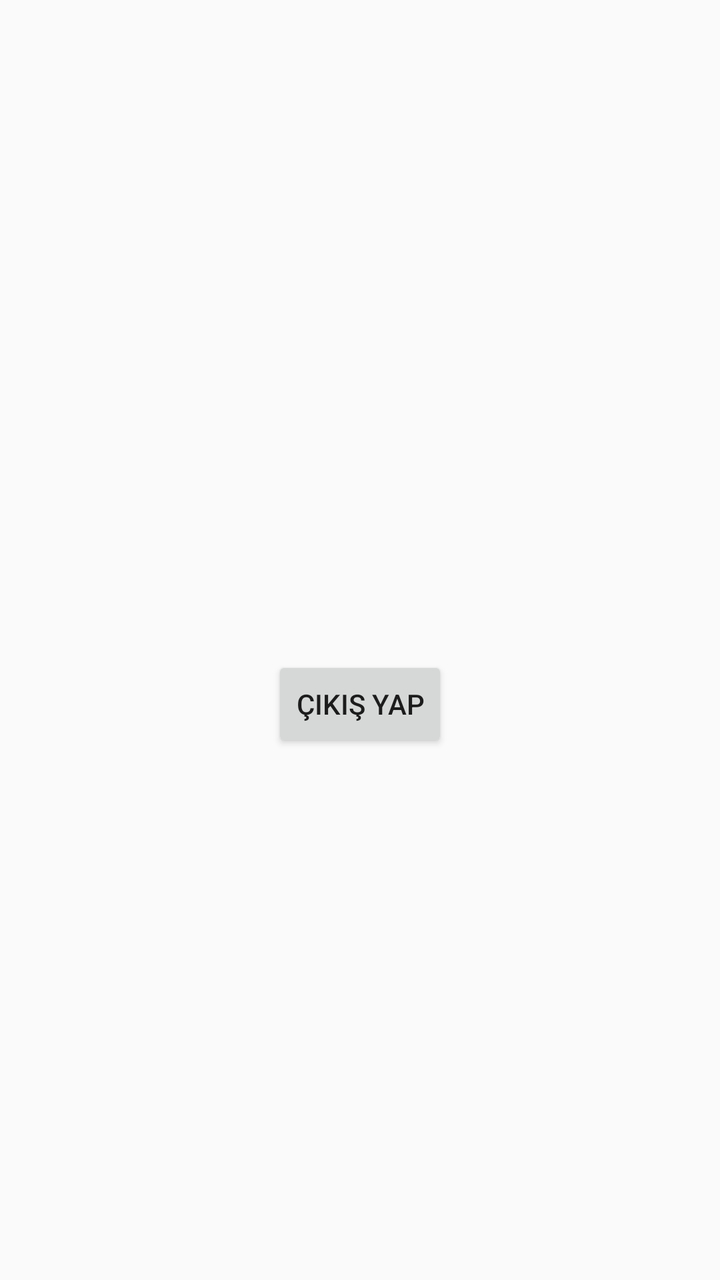
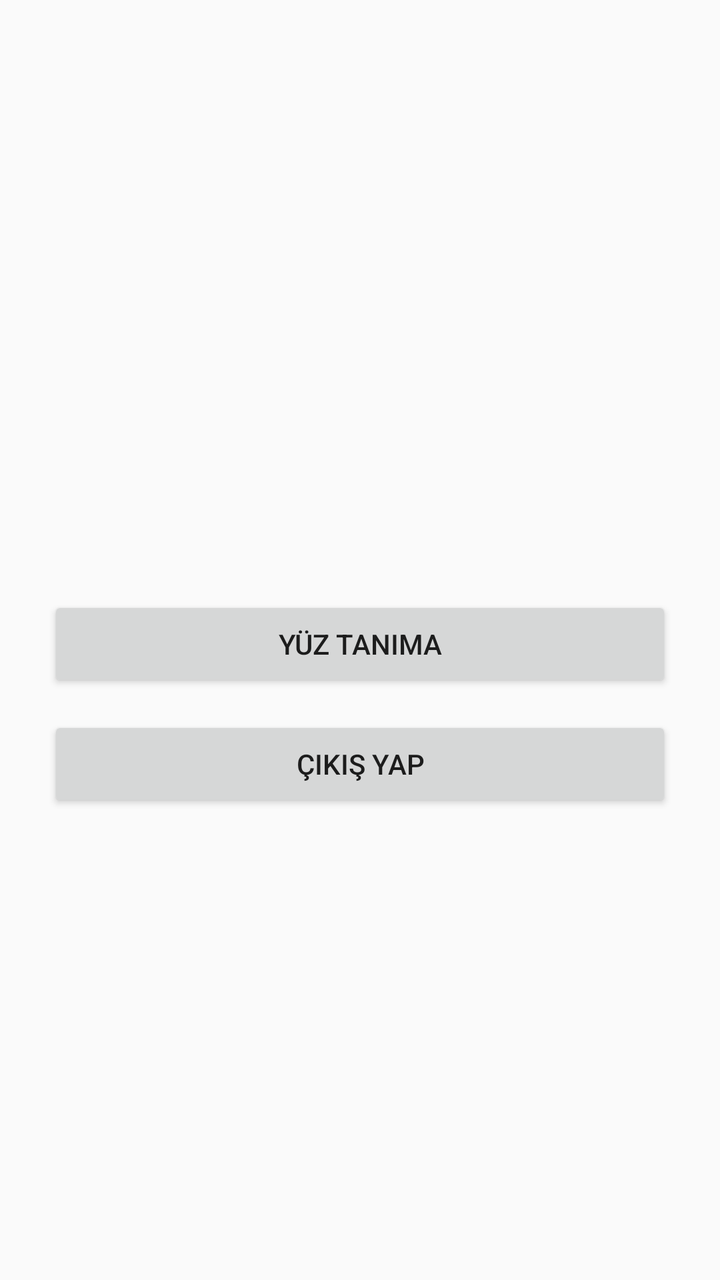

Before-and-after screenshots of an Android layout around one commit, followed by the original layout XML and the change that was made.
<!-- AndroidManifest.xml: application theme Theme.FaceLogin -->
<!-- res/layout/activity_home.xml -->
<?xml version="1.0" encoding="utf-8"?>
<LinearLayout xmlns:android="http://schemas.android.com/apk/res/android"
    android:layout_width="match_parent"
    android:layout_height="match_parent"
    android:gravity="center"
    android:orientation="vertical"
    android:padding="24dp">

    <TextView
        android:id="@+id/tvWelcome"
        android:layout_width="wrap_content"
        android:layout_height="wrap_content"
        android:gravity="center"
        android:textSize="24sp" />

    <Button
        android:id="@+id/btnLogout"
        android:layout_width="wrap_content"
        android:layout_height="wrap_content"
        android:layout_marginTop="32dp"
        android:text="Çıkış Yap" />

</LinearLayout>
<!-- resources referenced by this layout -->
<resources>
  <style name="Theme.FaceLogin" parent="Theme.AppCompat.Light.NoActionBar" />
</resources>

<!-- the commit's change to res/layout/activity_home.xml (unified diff, before → after) -->
@@ -14,10 +14,17 @@
         android:textSize="24sp" />
 
     <Button
-        android:id="@+id/btnLogout"
-        android:layout_width="wrap_content"
+        android:id="@+id/btnScanFace"
+        android:layout_width="match_parent"
         android:layout_height="wrap_content"
         android:layout_marginTop="32dp"
+        android:text="Yüz Tanıma" />
+
+    <Button
+        android:id="@+id/btnLogout"
+        android:layout_width="match_parent"
+        android:layout_height="wrap_content"
+        android:layout_marginTop="12dp"
         android:text="Çıkış Yap" />
 
 </LinearLayout>
